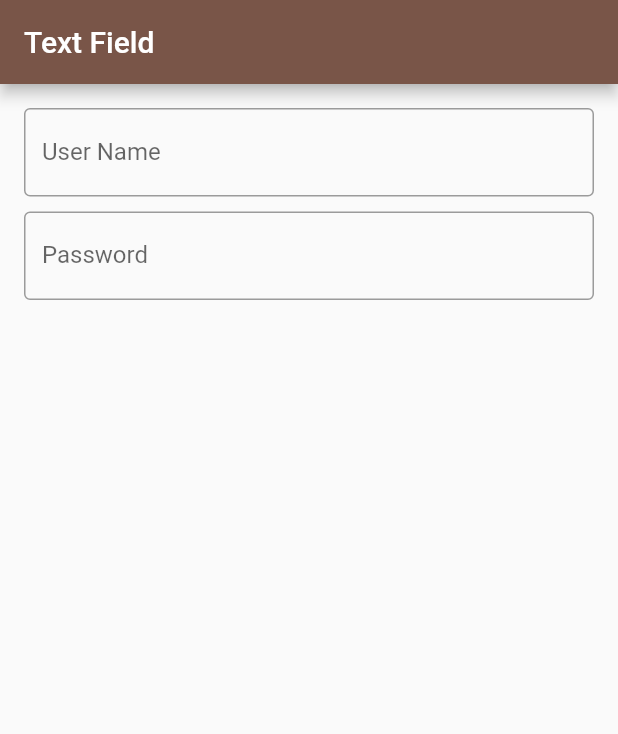
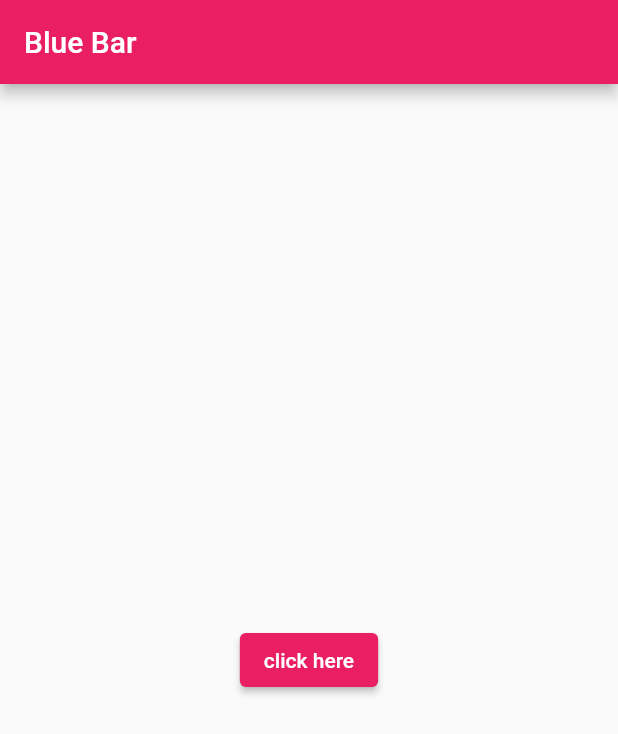
Before and after one commit to zahangiralamjp/widgets_in_classes, a Flutter app: the screen it shows after launch, on a phone screen of 412 x 824 dp. Shown: the top 734 px of the screen. Run offline on Flutter 3.47's test engine with Material 2 defaults, Android fonts, the phone set to English and light mode, and no system bars.

Commit message:
ElevatedButton

```diff
--- a/lib/main.dart
+++ b/lib/main.dart
@@ -2,42 +2,29 @@ import 'package:flutter/material.dart';
 
 void main(List<String> args) {
   runApp(MaterialApp(
-    theme: ThemeData(primarySwatch: Colors.brown),
+    theme: ThemeData(primarySwatch: Colors.pink),
+    debugShowCheckedModeBanner: false,
     home: MyApp(),
   ));
 }
 
-class MyApp extends StatelessWidget {
+class MyApp extends StatefulWidget {
+  const MyApp({Key? key}) : super(key: key);
+
+  @override
+  _MyAppState createState() => _MyAppState();
+}
+
+class _MyAppState extends State<MyApp> {
   @override
   Widget build(BuildContext context) {
     return Scaffold(
-        appBar: AppBar(
-          title: Text('Text Field'),
-        ),
-        body: Padding(
-          padding: const EdgeInsets.all(16.0),
-          child: Column(
-            children: [
-              TextField(
-                decoration: InputDecoration(
-                  border: OutlineInputBorder(),
-                  labelText: 'User Name',
-                  hintText: 'Enter User Name',
-                ),
-              ),
-              SizedBox(
-                height: 10,
-              ),
-              TextField(
-                decoration: InputDecoration(
-                  border: OutlineInputBorder(),
-                  labelText: 'Password',
-                  hintText: 'Enter password',
-                ),
-                keyboardType: TextInputType.emailAddress,
-              ),
-            ],
-          ),
-        ));
+      appBar: AppBar(
+        title: Text('Blue Bar'),
+      ),
+      body: Center(
+        child: ElevatedButton(onPressed: () {}, child: Text('click here')),
+      ),
+    );
   }
 }
```
